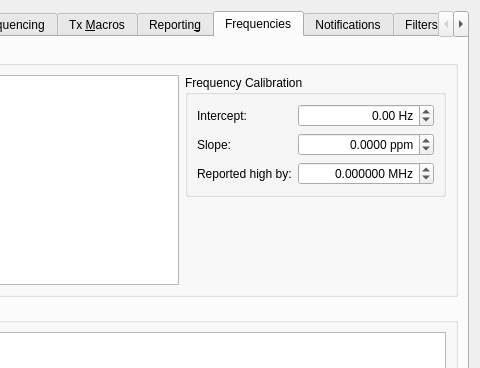
This is Configuration.ui in vu2cpl/jtdx-vu as Qt 5 draws it before an edit; both pictures show x 220 to 700 and y 0 to 368 of the 700 by 600 pixel window. The edited form follows.
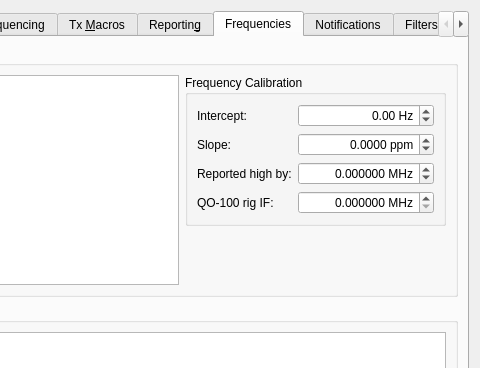
This is the edited form. The open tabs and pages were chosen to show the change.

```diff
--- a/Configuration.ui
+++ b/Configuration.ui
@@ -3238,6 +3238,41 @@
                  </property>
                 </widget>
                </item>
+               <item row="3" column="0">
+                <widget class="QLabel" name="label_qo100_rig">
+                 <property name="text">
+                  <string>QO-100 rig IF:</string>
+                 </property>
+                 <property name="buddy">
+                  <cstring>qo100_rig_spin_box</cstring>
+                 </property>
+                </widget>
+               </item>
+               <item row="3" column="1">
+                <widget class="QDoubleSpinBox" name="qo100_rig_spin_box">
+                 <property name="toolTip">
+                  <string>JTDX-VU: QO-100 through a transverter. The frequency the RIG itself is set to for the
+QO-100 FT8 channel (10489.540 down / 2400.040 up) - e.g. 28.540 with SDR-Control's offsets
+(RX 10461, TX 2371.5). JTDX-VU then sends the rig this IF instead of 10489.540, and shows a
+readback of the uplink (2400.040) or of the IF as 10489.540. 0 = off (rig takes 10489.540).</string>
+                 </property>
+                 <property name="alignment">
+                  <set>Qt::AlignRight|Qt::AlignTrailing|Qt::AlignVCenter</set>
+                 </property>
+                 <property name="suffix">
+                  <string> MHz</string>
+                 </property>
+                 <property name="decimals">
+                  <number>6</number>
+                 </property>
+                 <property name="maximum">
+                  <double>99999.000000000000000</double>
+                 </property>
+                 <property name="singleStep">
+                  <double>0.001000000000000</double>
+                 </property>
+                </widget>
+               </item>
               </layout>
              </widget>
             </item>
```
Left out of the diff: 1 changed line with no effect on the pictures.
